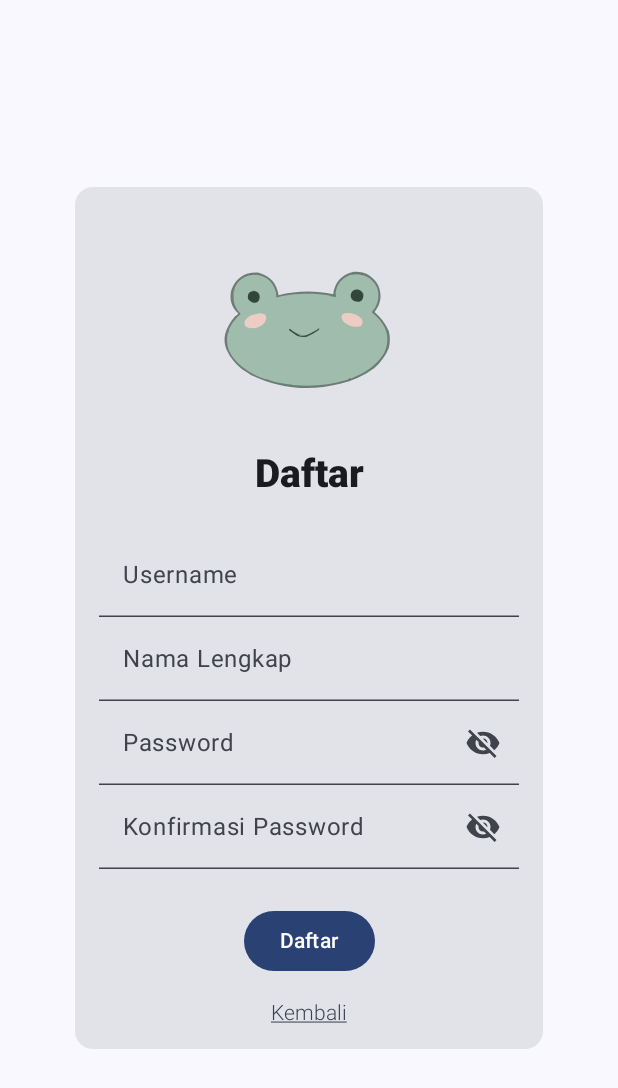
After one commit to xthaj/SiSesApplication, an Android app built with Jetpack Compose: the RegisterScreen screen opened through its navigation route, on a phone screen of 412 x 824 dp. The commit adds this screen. Shown: the top 1088 px of the screen. Run offline under Robolectric (Android 15) with nearby library versions, the phone set to English and light mode, and no system bars; libraries missing offline, so code that uses them is left out: com.jakewharton.retrofit2.

Commit message:
register, edit profile

```diff
--- a/app/src/main/java/com/polstat/sisesapplication/data/UserRepository.kt
+++ b/app/src/main/java/com/polstat/sisesapplication/data/UserRepository.kt
@@ -1,26 +1,31 @@
 package com.polstat.sisesapplication.data
 
+import com.polstat.sisesapplication.form.ChangePasswordForm
 import com.polstat.sisesapplication.form.LoginForm
-import com.polstat.sisesapplication.model.LoginResponse
+import com.polstat.sisesapplication.form.RegisterForm
+import com.polstat.sisesapplication.response.AuthResponse
 import com.polstat.sisesapplication.model.User
+import com.polstat.sisesapplication.response.ApiResponse
 import com.polstat.sisesapplication.service.UserService
 
 interface UserRepository {
-    suspend fun login(form: LoginForm): LoginResponse
+    suspend fun register(user: RegisterForm)
+    suspend fun login(form: LoginForm): AuthResponse
+    suspend fun getProfile(token: String, username: String): User
+    suspend fun updateUser(token: String, username: String, user: User): User
+    suspend fun updatePassword(token: String, form: ChangePasswordForm): ApiResponse
 
-    suspend fun getProfile(token: String, username: String): User
-
-    suspend fun updateUser(token: String, username: String, user: User): User
 
 }
 
 class NetworkUserRepository(private val userService: UserService) : UserRepository {
-    override suspend fun login(form: LoginForm): LoginResponse = userService.login(form)
-
+    override suspend fun register(user: RegisterForm) = userService.register(user)
+    override suspend fun login(form: LoginForm): AuthResponse = userService.login(form)
     override suspend fun getProfile(token: String, username: String): User = userService.getProfile("Bearer $token", username)
-
     override suspend fun updateUser(token: String, username: String, user: User): User {
         return userService.updateUser("Bearer $token", username, user)
     }
+    override suspend fun updatePassword(token: String, form: ChangePasswordForm): ApiResponse = userService.updatePassword("Bearer $token", form)
+
 
 }
--- a/app/src/main/java/com/polstat/sisesapplication/model/User.kt
+++ b/app/src/main/java/com/polstat/sisesapplication/model/User.kt
@@ -9,7 +9,6 @@ data class User(
     val kelas: String?,
     val divisi: String?,
     val statusKeanggotaan: String?,
-    val role: String?,
-    val password: String? = null,
+    val role: String?
 
 )
--- a/app/src/main/java/com/polstat/sisesapplication/model/LoginResponse.kt
+++ b/app/src/main/java/com/polstat/sisesapplication/response/AuthResponse.kt
@@ -1,8 +1,8 @@
-package com.polstat.sisesapplication.model
+package com.polstat.sisesapplication.response
 
 import kotlinx.serialization.Serializable
 
 @Serializable
-data class LoginResponse(
+data class AuthResponse(
     val token: String
 )
--- a/app/src/main/java/com/polstat/sisesapplication/service/UserService.kt
+++ b/app/src/main/java/com/polstat/sisesapplication/service/UserService.kt
@@ -1,26 +1,32 @@
 package com.polstat.sisesapplication.service
 
+import com.polstat.sisesapplication.form.ChangePasswordForm
 import com.polstat.sisesapplication.form.LoginForm
-import com.polstat.sisesapplication.model.LoginResponse
+import com.polstat.sisesapplication.form.RegisterForm
+import com.polstat.sisesapplication.response.AuthResponse
 import com.polstat.sisesapplication.model.User
+import com.polstat.sisesapplication.response.ApiResponse
 import retrofit2.http.Body
 import retrofit2.http.GET
 import retrofit2.http.Header
+import retrofit2.http.PATCH
 import retrofit2.http.POST
+import retrofit2.http.PUT
 import retrofit2.http.Path
 
 interface UserService {
+    @POST("auth/register")
+    suspend fun register(@Body user: RegisterForm)
     @POST("auth/authenticate")
-    suspend fun login(@Body form: LoginForm): LoginResponse
+    suspend fun login(@Body form: LoginForm): AuthResponse
     @GET("users/{username}")
     suspend fun getProfile(@Header("Authorization") token: String, @Path("username") username: String): User
-
-    @POST("users/{username}")
+    @PATCH("users")
+    suspend fun updatePassword(@Header("Authorization") token: String, @Body form: ChangePasswordForm): ApiResponse
+    @PUT("users/{username}")
     suspend fun updateUser(
         @Header("Authorization") token: String,
         @Path("username") username: String,
         @Body user: User
     ): User
-
-//    (@Header("Authorization") token: String, @Body user: User): User
 }
--- a/app/src/main/java/com/polstat/sisesapplication/ui/SiSesApp.kt
+++ b/app/src/main/java/com/polstat/sisesapplication/ui/SiSesApp.kt
@@ -54,6 +54,7 @@ import com.polstat.sisesapplication.R
 import com.polstat.sisesapplication.data.UserState
 import com.polstat.sisesapplication.ui.home.HomeScreen
 import com.polstat.sisesapplication.ui.profile.ProfileScreen
+import com.polstat.sisesapplication.ui.register.RegisterScreen
 import kotlinx.coroutines.launch
 
 enum class SiSesScreen {
@@ -173,13 +174,13 @@ fun SiSesApp(
                     )
                 }
 
-//                composable(route = SiSesScreen.Register.name) {
-//                    RegisterScreen(
-//                        onBackButtonClicked = { navController.navigate(SiSesScreen.Login.name) },
-//                        showSpinner = { siSesAppViewModel.showSpinner() },
-//                        showMessage = { title, body -> siSesAppViewModel.showMessageDialog(title, body) }
-//                    )
-//                }
+                composable(route = SiSesScreen.Register.name) {
+                    RegisterScreen(
+                        onBackButtonClicked = { navController.navigate(SiSesScreen.Login.name) },
+                        showSpinner = { siSesAppViewModel.showSpinner() },
+                        showMessage = { title, body -> siSesAppViewModel.showMessageDialog(title, body) }
+                    )
+                }
 
                 composable(route = SiSesScreen.Home.name) {
                     HomeScreen()
--- /dev/null
+++ b/app/src/main/java/com/polstat/sisesapplication/ui/application/ApplicationViewModel.kt
@@ -0,0 +1 @@
+package com.polstat.sisesapplication.ui.application
--- /dev/null
+++ b/app/src/main/java/com/polstat/sisesapplication/ui/register/RegisterScreen.kt
@@ -0,0 +1,163 @@
+package com.polstat.sisesapplication.ui.register
+
+import androidx.compose.foundation.Image
+import androidx.compose.foundation.clickable
+import androidx.compose.foundation.layout.Arrangement
+import androidx.compose.foundation.layout.Column
+import androidx.compose.foundation.layout.Spacer
+import androidx.compose.foundation.layout.fillMaxSize
+import androidx.compose.foundation.layout.padding
+import androidx.compose.foundation.layout.size
+import androidx.compose.foundation.rememberScrollState
+import androidx.compose.foundation.text.KeyboardOptions
+import androidx.compose.foundation.verticalScroll
+import androidx.compose.material3.Button
+import androidx.compose.material3.Card
+import androidx.compose.material3.ExperimentalMaterial3Api
+import androidx.compose.material3.MaterialTheme
+import androidx.compose.material3.Text
+import androidx.compose.material3.TextField
+import androidx.compose.runtime.Composable
+import androidx.compose.runtime.rememberCoroutineScope
+import androidx.compose.ui.Alignment
+import androidx.compose.ui.Modifier
+import androidx.compose.ui.res.painterResource
+import androidx.compose.ui.res.stringResource
+import androidx.compose.ui.text.TextStyle
+import androidx.compose.ui.text.font.FontWeight
+import androidx.compose.ui.text.input.ImeAction
+import androidx.compose.ui.text.input.KeyboardType
+import androidx.compose.ui.text.style.TextDecoration
+import androidx.compose.ui.tooling.preview.Preview
+import androidx.compose.ui.unit.dp
+import androidx.compose.ui.unit.sp
+import androidx.lifecycle.viewmodel.compose.viewModel
+import com.polstat.sisesapplication.R
+import com.polstat.sisesapplication.ui.PasswordTextField
+import com.polstat.sisesapplication.ui.theme.SiSesApplicationTheme
+import kotlinx.coroutines.launch
+
+@OptIn(ExperimentalMaterial3Api::class)
+@Composable
+fun RegisterScreen(
+    modifier: Modifier = Modifier,
+    onBackButtonClicked: () -> Unit = {},
+    registerViewModel: RegisterViewModel = viewModel(factory = RegisterViewModel.Factory),
+    showSpinner: () -> Unit = {},
+    showMessage: (Int, Int) -> Unit = { _, _ -> }
+) {
+    val coroutineScope = rememberCoroutineScope()
+
+    Column(
+        horizontalAlignment = Alignment.CenterHorizontally,
+        verticalArrangement = Arrangement.Center,
+        modifier = Modifier.fillMaxSize()
+    ) {
+        Card(
+            modifier = Modifier.verticalScroll(rememberScrollState())
+        ) {
+            Column(
+                horizontalAlignment = Alignment.CenterHorizontally,
+                verticalArrangement = Arrangement.Center,
+                modifier = modifier.padding(start = 16.dp, end = 16.dp, top = 32.dp, bottom = 16.dp)
+            ) {
+
+                Image(painter = painterResource(
+                    id = R.drawable.logo),
+                    contentDescription = stringResource(id = R.string.logo),
+                    modifier = Modifier.size(128.dp)
+                )
+
+                Spacer(modifier = Modifier.padding(8.dp))
+
+                Text(
+                    text = stringResource(id = R.string.register),
+                    style = TextStyle(
+                        fontWeight = FontWeight.ExtraBold,
+                        fontSize = 26.sp
+                    )
+                )
+
+                Spacer(modifier = Modifier.padding(12.dp))
+
+                TextField(
+                    value = registerViewModel.usernameField,
+                    onValueChange = { registerViewModel.updateUsernameField(it) },
+                    placeholder = { Text(text = stringResource(id = R.string.username)) },
+                    singleLine = true,
+                    keyboardOptions = KeyboardOptions.Default.copy(
+                        imeAction = ImeAction.Next,
+                        keyboardType = KeyboardType.Email
+                    )
+                )
+
+                TextField(
+                    value = registerViewModel.nameField,
+                    onValueChange = { registerViewModel.updateNameField(it) },
+                    placeholder = { Text(text = stringResource(id = R.string.nama)) },
+                    singleLine = true,
+                    keyboardOptions = KeyboardOptions.Default.copy(imeAction = ImeAction.Next)
+                )
+
+                PasswordTextField(
+                    value = registerViewModel.passwordField,
+                    onValueChange = { registerViewModel.updatePasswordField(it) },
+                    placeholder = { Text(text = stringResource(id = R.string.password)) },
+                    keyboardOptions = KeyboardOptions.Default.copy(
+                        imeAction = ImeAction.Next,
+                        keyboardType = KeyboardType.Password
+                    )
+                )
+
+                PasswordTextField(
+                    value = registerViewModel.confirmPasswordField,
+                    onValueChange = { registerViewModel.updateConfirmPasswordField(it) },
+                    placeholder = { Text(text = stringResource(id = R.string.konfirmasi_password)) },
+                    keyboardOptions = KeyboardOptions.Default.copy(
+                        imeAction = ImeAction.Done,
+                        keyboardType = KeyboardType.Password
+                    )
+                )
+
+                Spacer(modifier = Modifier.padding(top = 24.dp))
+
+                Button(
+                    onClick = {
+                        showSpinner()
+                        coroutineScope.launch {
+                            when (registerViewModel.register()) {
+                                RegisterResult.Success -> showMessage(R.string.sukses, R.string.berhasil_buat_akun)
+                                RegisterResult.EmptyField -> showMessage(R.string.error, R.string.semua_field_harus_diisi)
+                                RegisterResult.PasswordMismatch -> showMessage(R.string.error, R.string.password_mismatch)
+                                else -> showMessage(R.string.error, R.string.network_error)
+                            }
+                        }
+                    }
+                ) {
+                    Text(text = stringResource(id = R.string.register))
+                }
+
+                Spacer(modifier = Modifier.padding(8.dp))
+
+                Text(
+                    text = stringResource(id = R.string.kembali),
+                    style = TextStyle(
+                        fontWeight = FontWeight.Light,
+                        fontSize = 14.sp,
+                        textDecoration = TextDecoration.Underline,
+                        color = MaterialTheme.colorScheme.secondary
+                    ),
+                    modifier = Modifier.clickable { onBackButtonClicked() }
+                )
+            }
+        }
+    }
+}
+
+@Preview(showSystemUi = true, showBackground = true)
+@Composable
+fun RegisterScreenPreview() {
+    SiSesApplicationTheme {
+        RegisterScreen()
+    }
+}
--- /dev/null
+++ b/app/src/main/java/com/polstat/sisesapplication/ui/register/RegisterViewModel.kt
@@ -0,0 +1,76 @@
+package com.polstat.sisesapplication.ui.register
+
+import androidx.compose.runtime.getValue
+import androidx.compose.runtime.mutableStateOf
+import androidx.compose.runtime.setValue
+import androidx.lifecycle.ViewModel
+import androidx.lifecycle.ViewModelProvider
+import androidx.lifecycle.viewmodel.initializer
+import androidx.lifecycle.viewmodel.viewModelFactory
+import com.polstat.sisesapplication.SiSesApplication
+import com.polstat.sisesapplication.data.UserRepository
+import com.polstat.sisesapplication.form.RegisterForm
+
+enum class RegisterResult {
+    Success,
+    EmptyField,
+    PasswordMismatch,
+    NetworkError
+}
+
+class RegisterViewModel(private val userRepository: UserRepository) : ViewModel() {
+
+    var usernameField by mutableStateOf("")
+        private set
+    var nameField by mutableStateOf("")
+        private set
+    var passwordField by mutableStateOf("")
+        private set
+
+    var confirmPasswordField by mutableStateOf("")
+        private set
+
+    fun updateNameField(name: String) {
+        nameField = name
+    }
+
+    fun updateUsernameField(email: String) {
+        usernameField = email
+    }
+
+    fun updatePasswordField(password: String) {
+        passwordField = password
+    }
+
+    fun updateConfirmPasswordField(password: String) {
+        confirmPasswordField = password
+    }
+
+    suspend fun register(): RegisterResult {
+        if (nameField == "" || usernameField == "" || passwordField == "") {
+            return RegisterResult.EmptyField
+        }
+        if (passwordField != confirmPasswordField) {
+            return RegisterResult.PasswordMismatch
+        }
+
+        try {
+            userRepository.register(RegisterForm(usernameField, passwordField, nameField))
+        } catch (e: Exception) {
+            return RegisterResult.NetworkError
+        }
+
+        return RegisterResult.Success
+    }
+
+    companion object {
+        val Factory: ViewModelProvider.Factory = viewModelFactory {
+            initializer {
+                val application = (this[ViewModelProvider.AndroidViewModelFactory.APPLICATION_KEY] as SiSesApplication)
+                val userRepository = application.container.userRepository
+                RegisterViewModel(userRepository = userRepository)
+            }
+        }
+    }
+
+}
```
Also changed, not shown: app/src/main/java/com/polstat/sisesapplication/form/ChangePasswordForm.kt (added, +10 -0 lines), app/src/main/java/com/polstat/sisesapplication/form/RegisterForm.kt (added, +10 -0 lines), app/src/main/java/com/polstat/sisesapplication/response/ApiResponse.kt (added, +9 -0 lines), app/src/main/java/com/polstat/sisesapplication/ui/login/LoginViewModel.kt (+6 -6 lines), app/src/main/java/com/polstat/sisesapplication/ui/profile/ProfileViewModel.kt (+35 -10 lines).
